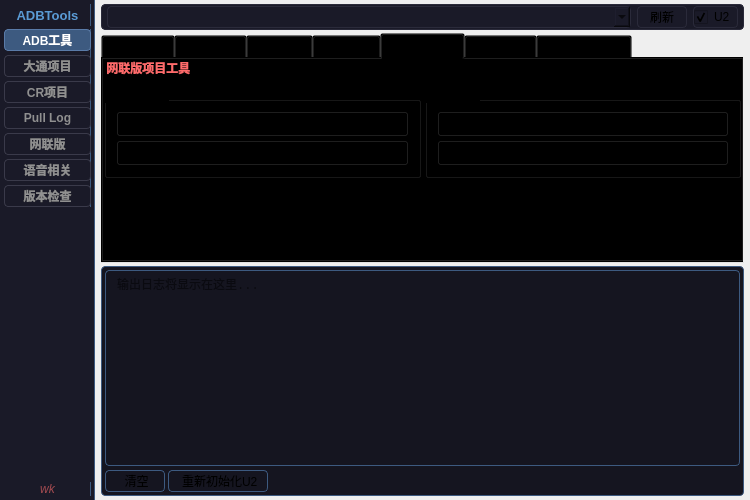
Before: the Qt Designer form adbtool_modern.ui in wangke956/ADBTools, drawn with Qt 5.
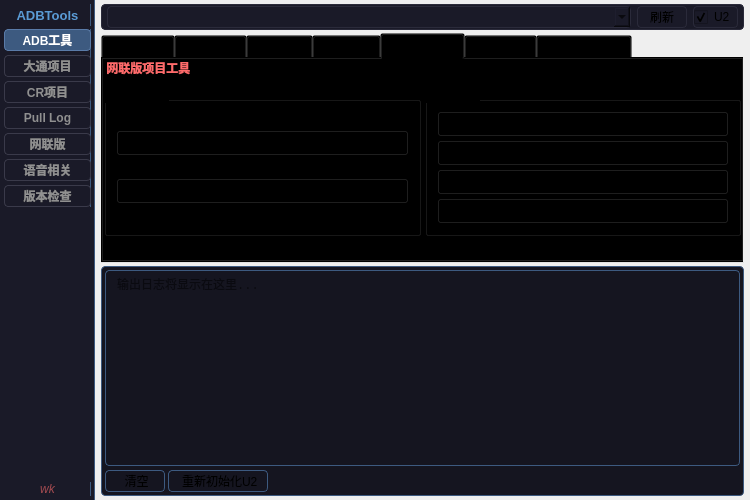
After: the same form once the commit is applied. The open tabs and pages were chosen to show the change.

Commit message: 1.增加车机代理设置功能 2.增加打开8155工程模式功能

```diff
--- a/adbtool_modern.ui
+++ b/adbtool_modern.ui
@@ -2287,6 +2287,46 @@
  </property>
  </widget>
  </item>
+ <item>
+ <widget class="QPushButton" name="open_8155_engineering_button">
+ <property name="minimumSize">
+ <size>
+ <width>0</width>
+ <height>22</height>
+ </size>
+ </property>
+ <property name="font">
+ <font>
+ <family>Microsoft YaHei UI</family>
+ <pointsize>9</pointsize>
+ <bold>true</bold>
+ </font>
+ </property>
+ <property name="text">
+ <string> 打开8155工程模式</string>
+ </property>
+ </widget>
+ </item>
+ <item>
+ <widget class="QPushButton" name="network_proxy_button">
+ <property name="minimumSize">
+ <size>
+ <width>0</width>
+ <height>22</height>
+ </size>
+ </property>
+ <property name="font">
+ <font>
+ <family>Microsoft YaHei UI</family>
+ <pointsize>9</pointsize>
+ <bold>true</bold>
+ </font>
+ </property>
+ <property name="text">
+ <string> 网络代理管理</string>
+ </property>
+ </widget>
+ </item>
  </layout>
  </widget>
  </item>
```
The commit also changes 4 other files.
